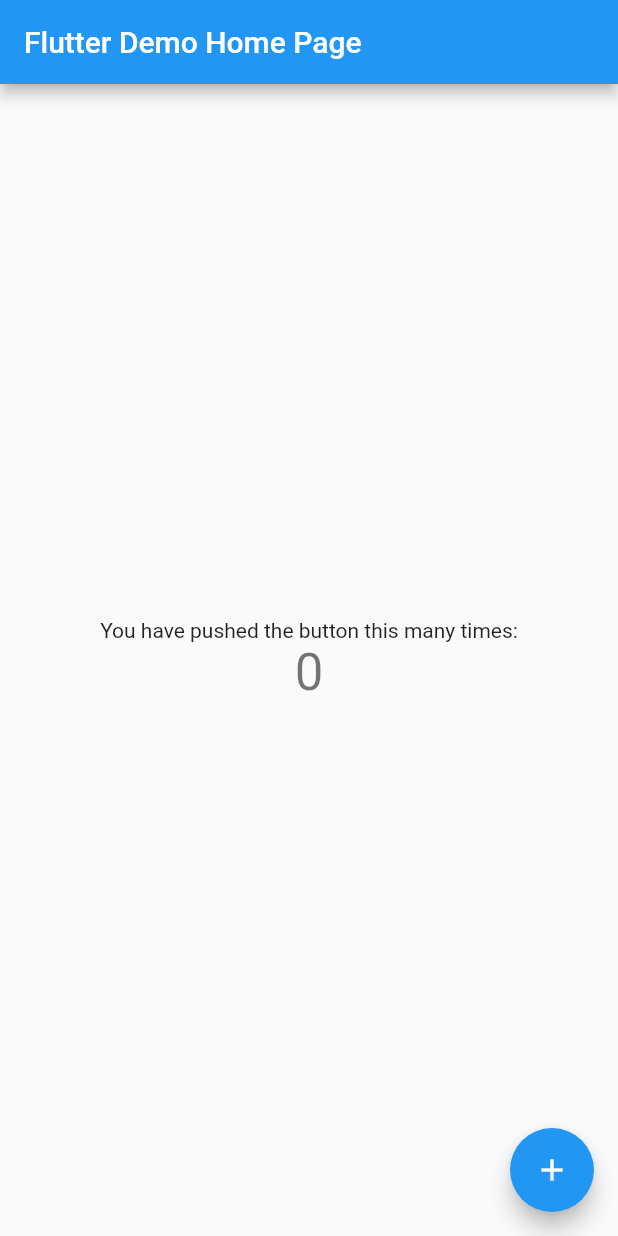
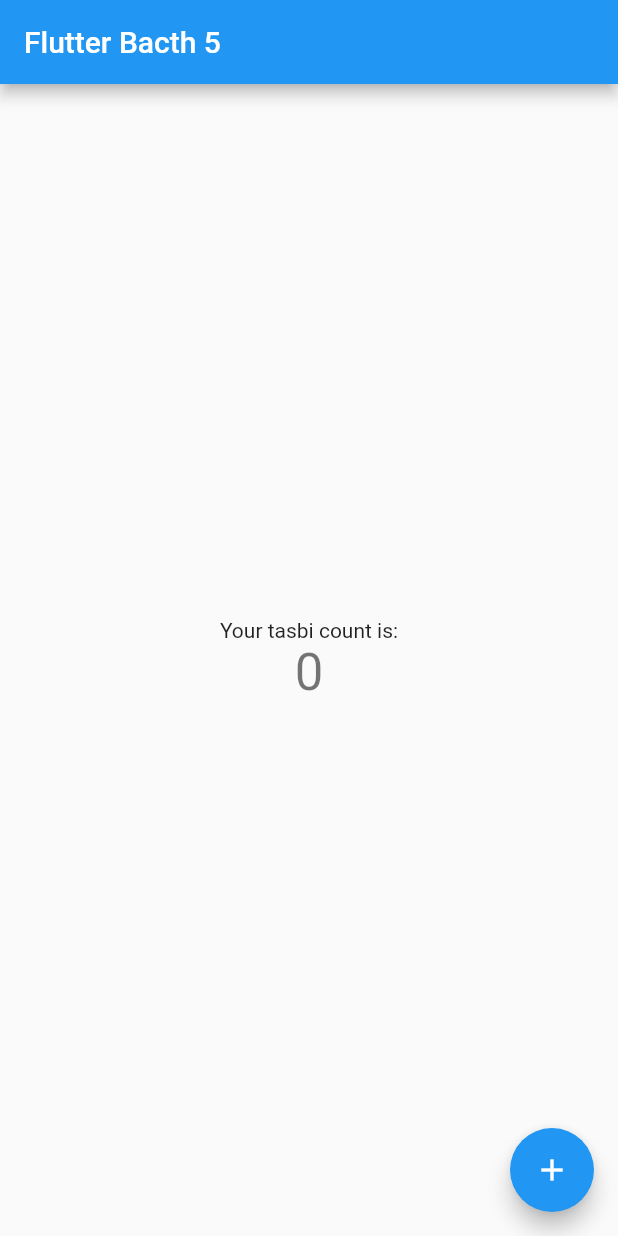
Before and after one commit to jahanzebnaeem/nexskillflutterdevbatch5, a Flutter app: the screen it shows after launch, on a phone screen of 412 x 824 dp. Run offline on Flutter 3.47's test engine with Material 2 defaults, Android fonts, the phone set to English and light mode, and no system bars.

Commit message:
Lecture 2
Updated to latest version.

```diff
--- a/first_look/lib/main.dart
+++ b/first_look/lib/main.dart
@@ -24,7 +24,7 @@ class MyApp extends StatelessWidget {
         // is not restarted.
         primarySwatch: Colors.blue,
       ),
-      home: const MyHomePage(title: 'Flutter Demo Home Page'),
+      home: const MyHomePage(title: 'Flutter Bacth 5'),
     );
   }
 }
@@ -96,7 +96,7 @@ class _MyHomePageState extends State<MyHomePage> {
           mainAxisAlignment: MainAxisAlignment.center,
           children: <Widget>[
             const Text(
-              'You have pushed the button this many times:',
+              'Your tasbi count is:',
             ),
             Text(
               '$_counter',
```
Also changed, not shown: 2 other files.
